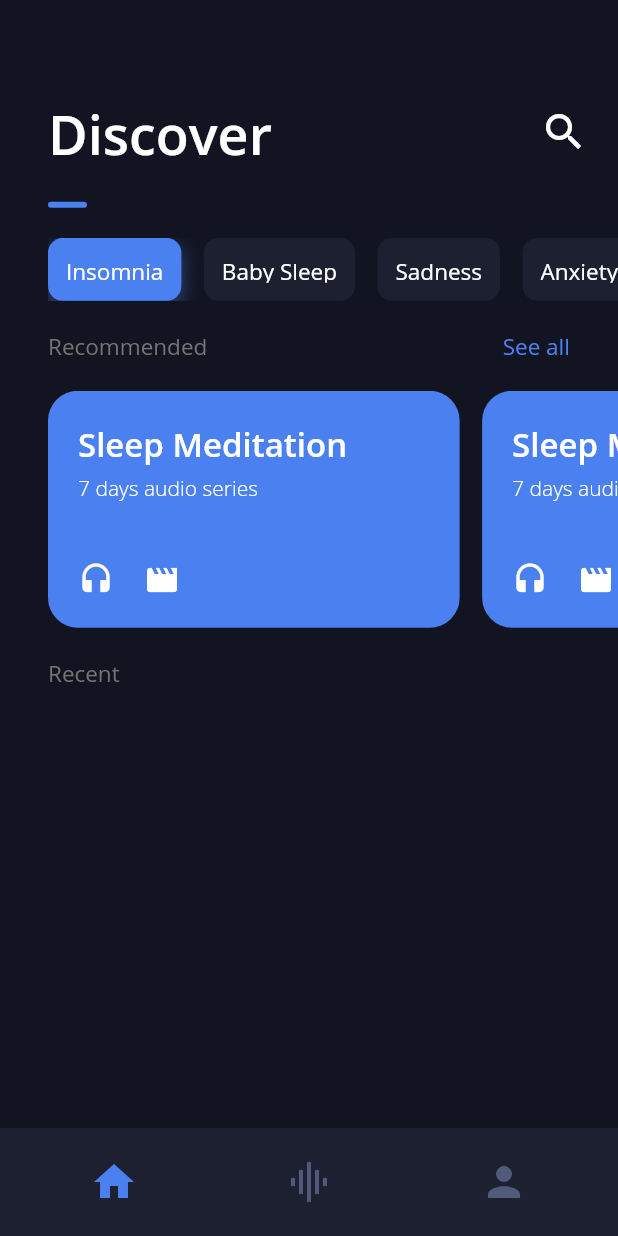
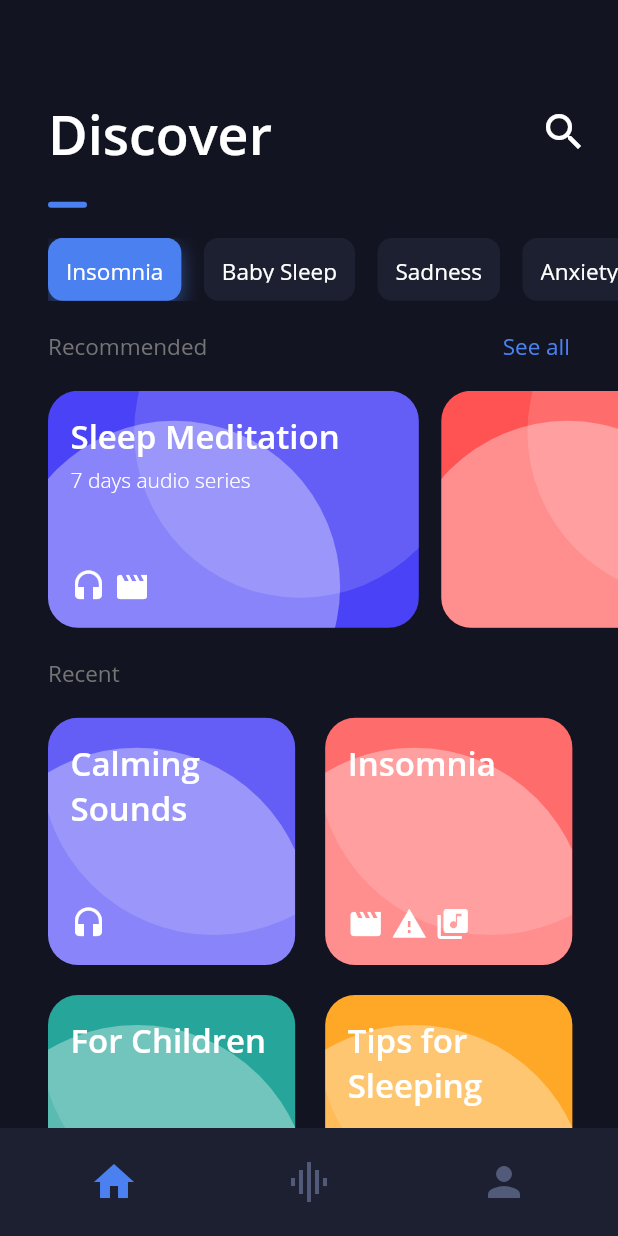
Before and after one commit to WandersonAlves/flutter_sleep_app, a Flutter app: the screen it shows after launch, on a phone screen of 412 x 824 dp. Run offline on Flutter 3.47's test engine with Material 2 defaults, Android fonts, the phone set to English and light mode, and no system bars.

Commit message:
feat: complete screen one layout

```diff
--- a/lib/main.dart
+++ b/lib/main.dart
@@ -26,6 +26,7 @@ class _MyAppState extends State<MyApp> {
           primarySwatch: Colors.blue,
           fontFamily: 'Open Sans'
         ),
+        debugShowCheckedModeBanner: false,
         home: Scaffold(
           backgroundColor: AppColors.backgroundColor,
           bottomNavigationBar: Container(
--- a/lib/styles/Colors.dart
+++ b/lib/styles/Colors.dart
@@ -1,9 +1,10 @@
 import 'package:flutter/material.dart';
 
 class AppColors {
-  static final Color backgroundColor = Color(0xFF121421);
-  static final Color foregroundColor = Color(0xFF1c2031);
-  static final Color accentColor = Color(0xFF4a80f0);
-  static final Color secondaryColor = Color(0xFF515a79);
-  static final Color buttonBackgroundColor = Color(0xFF1c2031);
+  static const Color backgroundColor = Color(0xFF121421);
+  static const Color foregroundColor = Color(0xFF1c2031);
+  static const Color accentColor = Color(0xFF4a80f0);
+  static const Color secondaryColor = Color(0xFF515a79);
+  static const Color buttonBackgroundColor = Color(0xFF1c2031);
+  static const Color darkerAccentColor = Color(0xFF4942f6);
 }
--- a/lib/views/Home.dart
+++ b/lib/views/Home.dart
@@ -1,19 +1,19 @@
 import 'package:flutter/material.dart';
 import 'package:flutter/widgets.dart';
 import 'package:flutter_sleep_app/common/Utils.dart';
+import 'package:flutter_sleep_app/styles/Colors.dart';
 import 'package:flutter_sleep_app/styles/Typography.dart';
-import 'package:flutter_sleep_app/widgets/AppBiggerCard.dart';
+import 'package:flutter_sleep_app/views/widgets/RecentCards.dart';
+import 'package:flutter_sleep_app/views/widgets/RecommendedCards.dart';
 import 'package:flutter_sleep_app/widgets/AppCard.dart';
 import 'package:flutter_sleep_app/widgets/AppIcon.dart';
 import 'package:flutter_sleep_app/widgets/AppSimpleButton.dart';
 import 'package:flutter_sleep_app/widgets/SectionLabel.dart';
 
 class Home extends StatelessWidget {
-
   buildLayout(List<Widget> children) {
     return LayoutBuilder(
-        builder:
-            (BuildContext context, BoxConstraints viewportConstraints) {
+      builder: (BuildContext context, BoxConstraints viewportConstraints) {
         return SingleChildScrollView(
           child: ConstrainedBox(
             constraints:
@@ -40,31 +40,16 @@ class Home extends StatelessWidget {
               Container(
                 height: 42,
                 child: ListView(
-                    scrollDirection: Axis.horizontal,
-                    children: buildButtons()
-                  ),
+                    scrollDirection: Axis.horizontal, children: buildButtons()),
               ),
               SizedBox(height: 20),
               RecommendedRow(),
               SizedBox(height: 20),
-              Container(
-                height: 158,
-                child: ListView(
-                  scrollDirection: Axis.horizontal,
-                  children: buildBiggerCards()
-                ),
-              ),
+              RecommendedCards(),
               SizedBox(height: 20),
               Text('Recent', style: TypographyStyles.subTitle),
               SizedBox(height: 20),
-              // TODO GridView with two columns
-              // GridView.builder(
-              //   itemCount: 4,
-              //   gridDelegate: SliverGridDelegateWithFixedCrossAxisCount(crossAxisCount: 2),
-              //   itemBuilder: (BuildContext ctx, int index) {
-              //     return AppCard();
-              //   },
-              // )
+              RecentCards()
             ],
           ),
         ),
@@ -73,27 +58,12 @@ class Home extends StatelessWidget {
   }
 
   List<Widget> buildButtons() {
-    return Utils.childrenWithSeparator('row',
-      size: 15,
-      children: [
+    return Utils.childrenWithSeparator('row', size: 15, children: [
       AppSimpleButton(text: 'Insomnia'),
       AppSimpleButton(text: 'Baby Sleep', isSelected: false),
       AppSimpleButton(text: 'Sadness', isSelected: false),
       AppSimpleButton(text: 'Anxiety', isSelected: false),
-      ]
-    );
-  }
-
-  List<Widget> buildBiggerCards() {
-    return Utils.childrenWithSeparator('row',
-      size: 15,
-      children: [
-        AppBiggercard(),
-        AppBiggercard(),
-        AppBiggercard(),
-        AppBiggercard(),
-      ]
-    );
+    ]);
   }
 }
 
--- /dev/null
+++ b/lib/views/widgets/RecentCards.dart
@@ -0,0 +1,92 @@
+import 'package:flutter/material.dart';
+import 'package:flutter_sleep_app/common/Utils.dart';
+import 'package:flutter_sleep_app/styles/Colors.dart';
+import 'package:flutter_sleep_app/styles/Typography.dart';
+import 'package:flutter_sleep_app/widgets/AppCard.dart';
+
+class RecentCardDefault extends StatelessWidget {
+  final Widget body;
+  final Color color;
+  RecentCardDefault(this.body, {this.color = AppColors.darkerAccentColor});
+  @override
+  Widget build(BuildContext context) {
+    return AppCard(
+      color: this.color,
+      heightMultiplier: 0.4,
+      widthMultiplier: 0.4,
+      body: body,
+    );
+  }
+}
+
+class RecentCards extends StatelessWidget {
+  @override
+  Widget build(BuildContext context) {
+    return Container(
+      child: Wrap(
+        direction: Axis.horizontal,
+        runSpacing: 20,
+        spacing: 20,
+        children: [
+          RecentCardDefault(
+            Column(
+              crossAxisAlignment: CrossAxisAlignment.start,
+              children: [
+                Text('Calming Sounds', style: TypographyStyles.cardTitle),
+                Expanded(child: SizedBox()),
+                Icon(Icons.headset, color: Colors.white)
+              ],
+            )
+          ),
+          RecentCardDefault(
+            Column(
+              crossAxisAlignment: CrossAxisAlignment.start,
+              children: [
+                Text('Insomnia', style: TypographyStyles.cardTitle),
+                Expanded(child: SizedBox()),
+                Row(
+                  children: [
+                    Icon(Icons.movie, color: Colors.white),
+                    SizedBox(width: 5),
+                    Icon(Icons.warning, color: Colors.white),
+                    SizedBox(width: 5),
+                    Icon(Icons.library_music, color: Colors.white),
+                  ],
+                )
+              ],
+            ),
+            color: Colors.redAccent,
+          ),
+          RecentCardDefault(
+            Column(
+              crossAxisAlignment: CrossAxisAlignment.start,
+              children: [
+                Text('For Children', style: TypographyStyles.cardTitle),
+                Expanded(child: SizedBox()),
+                Row(
+                  children: [
+                    Icon(Icons.child_friendly, color: Colors.white),
+                    SizedBox(width: 5),
+                    Icon(Icons.child_care, color: Colors.white),
+                  ],
+                )
+              ],
+            ),
+            color: Colors.teal,
+          ),
+          RecentCardDefault(
+            Column(
+              crossAxisAlignment: CrossAxisAlignment.start,
+              children: [
+                Text('Tips for Sleeping', style: TypographyStyles.cardTitle),
+                Expanded(child: SizedBox()),
+                Icon(Icons.do_not_disturb_on, color: Colors.white)
+              ],
+            ),
+            color: Colors.orange,
+          ),
+        ],
+      ),
+    );
+  }
+}
--- /dev/null
+++ b/lib/views/widgets/RecommendedCards.dart
@@ -0,0 +1,55 @@
+import 'package:flutter/material.dart';
+import 'package:flutter_sleep_app/common/Utils.dart';
+import 'package:flutter_sleep_app/styles/Colors.dart';
+import 'package:flutter_sleep_app/styles/Typography.dart';
+import 'package:flutter_sleep_app/widgets/AppCard.dart';
+
+class RecommendedCardDefault extends StatelessWidget {
+  final Widget body;
+  final Color color;
+  RecommendedCardDefault(this.body, {this.color = AppColors.darkerAccentColor});
+  @override
+  Widget build(BuildContext context) {
+    return AppCard(
+      color: this.color,
+      heightMultiplier: 0.4,
+      widthMultiplier: 0.6,
+      body: body,
+    );
+  }
+}
+
+class RecommendedCards extends StatelessWidget {
+  @override
+  Widget build(BuildContext context) {
+    return Container(
+      height: 158,
+      child: ListView(
+          scrollDirection: Axis.horizontal,
+          children: Utils.childrenWithSeparator('row', size: 15, children: [
+            RecommendedCardDefault(
+              Column(
+                crossAxisAlignment: CrossAxisAlignment.start,
+                children: [
+                  Text('Sleep Meditation', style: TypographyStyles.cardTitle),
+                  SizedBox(height: 5),
+                  Text('7 days audio series',
+                      style: TypographyStyles.cardSubtitle),
+                  Expanded(child: SizedBox()),
+                  Row(
+                    children: [
+                      Icon(Icons.headset, color: Colors.white),
+                      SizedBox(width: 5),
+                      Icon(Icons.movie, color: Colors.white)
+                    ],
+                  )
+                ],
+              ),
+            ),
+            RecommendedCardDefault(null, color: Colors.redAccent),
+            RecommendedCardDefault(null, color: Colors.teal),
+            RecommendedCardDefault(null, color: Colors.orange),
+          ])),
+    );
+  }
+}
--- a/lib/widgets/AppBiggerCard.dart
+++ /dev/null
@@ -1,34 +0,0 @@
-import 'package:flutter/material.dart';
-import 'package:flutter_sleep_app/styles/Colors.dart';
-import 'package:flutter_sleep_app/styles/Typography.dart';
-
-class AppBiggercard extends StatelessWidget {
-  @override
-  Widget build(BuildContext context) {
-    return Container(
-      decoration: BoxDecoration(
-        color: AppColors.accentColor,
-        borderRadius: BorderRadius.circular(20)
-      ),
-      child: Padding(
-        padding: EdgeInsets.only(top: 20, left: 20, bottom: 20, right: 75),
-        child: Column(
-          crossAxisAlignment: CrossAxisAlignment.start,
-          children: [
-            Text('Sleep Meditation', style: TypographyStyles.cardTitle),
-            SizedBox(height: 5),
-            Text('7 days audio series', style: TypographyStyles.cardSubtitle),
-            SizedBox(height: 40),
-            Row(
-              children: [
-                Icon(Icons.headset, color: Colors.white),
-                SizedBox(width: 20),
-                Icon(Icons.movie, color: Colors.white)
-              ],
-            )
-          ],
-        ),
-      ),
-    );
-  }
-}
--- a/lib/widgets/AppCard.dart
+++ b/lib/widgets/AppCard.dart
@@ -1,24 +1,69 @@
 import 'package:flutter/material.dart';
 import 'package:flutter_sleep_app/styles/Colors.dart';
-import 'package:flutter_sleep_app/styles/Typography.dart';
 
 class AppCard extends StatelessWidget {
+  // Use to set the default border for main container and ClipRRect
+  final BorderRadius _defaultBorderRadius = BorderRadius.circular(20);
+  final Color color;
+  final double widthMultiplier;
+  final double heightMultiplier;
+  final Widget body;
+
+  AppCard(
+    {
+      this.color = AppColors.accentColor,
+      @required this.widthMultiplier,
+      @required this.heightMultiplier,
+      this.body
+    }
+  );
+
   @override
   Widget build(BuildContext context) {
     return Container(
-      decoration: BoxDecoration(
-          color: AppColors.accentColor,
-          borderRadius: BorderRadius.circular(20)),
-      child: Padding(
-        padding: EdgeInsets.all(20),
-        child: Column(
-          crossAxisAlignment: CrossAxisAlignment.start,
-          children: [
-            Text('Calming Sounds', style: TypographyStyles.cardTitle),
-            SizedBox(height: 20),
-            Icon(Icons.headset, color: Colors.white)
-          ],
-        ),
+      width: MediaQuery.of(context).size.width * this.widthMultiplier,
+      height: MediaQuery.of(context).size.width * this.heightMultiplier,
+      decoration: BoxDecoration(color: this.color, borderRadius: _defaultBorderRadius),
+      child: LayoutBuilder(
+        builder: (context, constraints) {
+          final height = constraints.maxHeight;
+          final width = constraints.maxWidth;
+
+          return ClipRRect(
+            borderRadius: _defaultBorderRadius,
+            child: Stack(
+              children: [
+                Positioned(
+                  left: -5,
+                  bottom: 20,
+                  child: Container(
+                    height: height * 1.4,
+                    width: width * 1.4,
+                    decoration: BoxDecoration(
+                      color: Colors.white.withOpacity(0.15),
+                      shape: BoxShape.circle,
+                    ),
+                  ),
+                ),
+                Positioned(
+                  right: -10,
+                  top: 20,
+                  child: Container(
+                    height: height * 1.4,
+                    width: width * 1.4,
+                    decoration: BoxDecoration(
+                        color: Colors.white.withOpacity(0.35),
+                        shape: BoxShape.circle),
+                  ),
+                ),
+                Padding(
+                  padding: EdgeInsets.all(15.0),
+                  child: this.body,
+                )
+              ],
+            ),
+          );
+        },
       ),
     );
   }
```
Lines whose indentation alone changed are shown as unchanged.
